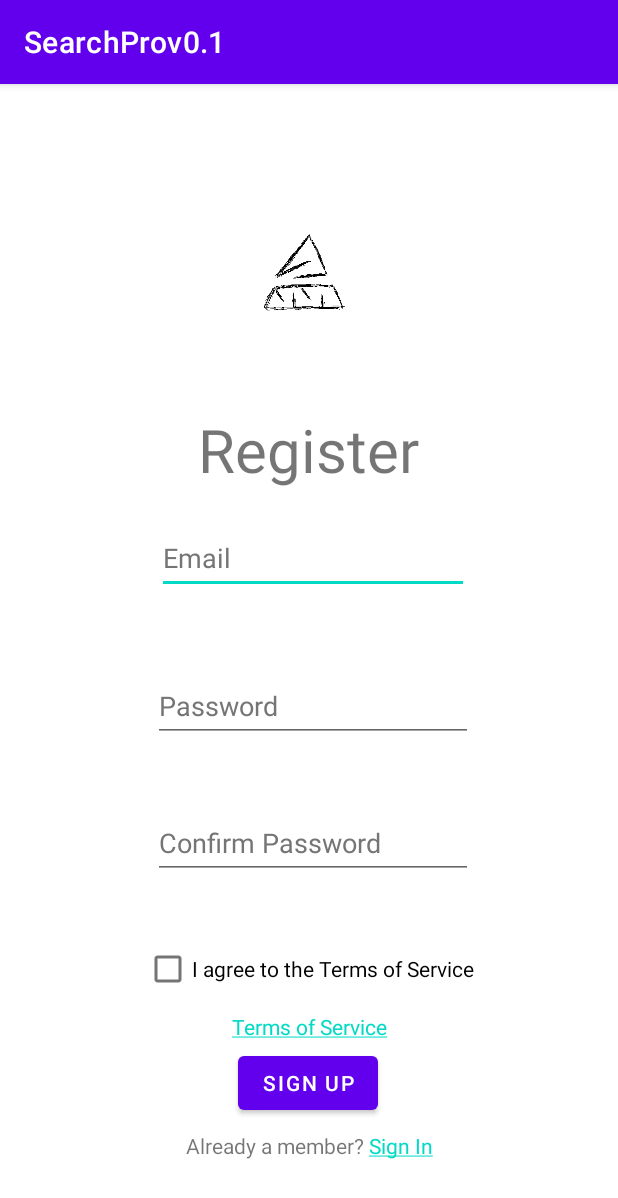
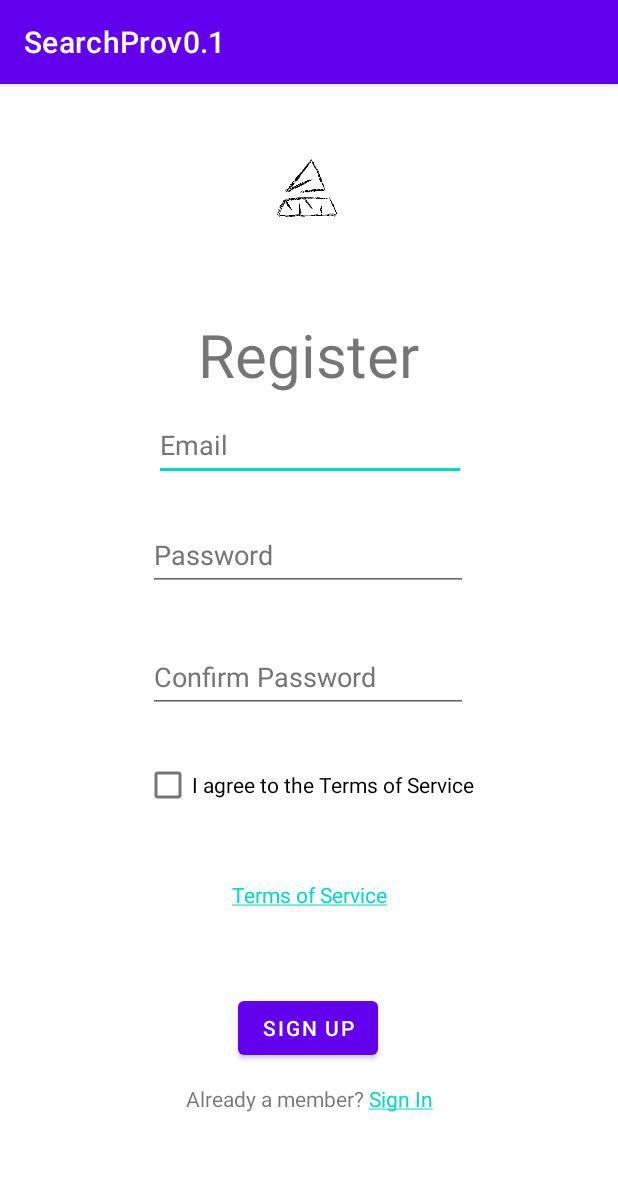
Before and after one commit to owen-na/ProjectBlue, an Android app: the screen it shows after launch (MainActivity), on a phone screen of 412 x 824 dp. Shown: the top 1198 px of the screen. Run offline under Robolectric (Android 15) with nearby library versions, the phone set to English and light mode, and no system bars.

Commit message:
Initial V0.5.3.2
Register Screen is set up properly to match from code to emulator.

```diff
--- a/app/src/main/java/com/example/searchprov01/MainActivity.java
+++ b/app/src/main/java/com/example/searchprov01/MainActivity.java
@@ -168,7 +168,7 @@ public class MainActivity extends AppCompatActivity {
         }
         JSONObject finalobject = new JSONObject();
         finalobject.put("user", jsonArray);
-        try (FileWriter file = new FileWriter("infoJson.json")) {
+        try (FileWriter file = new FileWriter("D:/infoJson.json")) {
             file.write(jsonArray.toString());
             file.flush();
         } catch (IOException ie) {
--- a/app/src/main/res/layout/activity_main.xml
+++ b/app/src/main/res/layout/activity_main.xml
@@ -2,6 +2,7 @@
 <androidx.constraintlayout.widget.ConstraintLayout xmlns:android="http://schemas.android.com/apk/res/android"
     xmlns:app="http://schemas.android.com/apk/res-auto"
     xmlns:tools="http://schemas.android.com/tools"
+    android:id="@+id/layout"
     android:layout_width="match_parent"
     android:layout_height="match_parent"
     tools:context=".MainActivity">
@@ -18,20 +19,20 @@
         app:layout_constraintHorizontal_bias="0.497"
         app:layout_constraintStart_toStartOf="parent"
         app:layout_constraintTop_toTopOf="parent"
-        app:layout_constraintVertical_bias="0.302" />
+        app:layout_constraintVertical_bias="0.214" />
 
     <EditText
         android:id="@+id/email"
         android:layout_width="208dp"
         android:layout_height="48dp"
-        android:layout_marginTop="24dp"
+        android:layout_marginTop="12dp"
         android:ems="10"
         android:hint="@string/email"
         android:inputType="textEmailAddress"
         android:minHeight="48dp"
         android:textColorHint="#757575"
         app:layout_constraintEnd_toEndOf="parent"
-        app:layout_constraintHorizontal_bias="0.512"
+        app:layout_constraintHorizontal_bias="0.502"
         app:layout_constraintStart_toStartOf="parent"
         app:layout_constraintTop_toBottomOf="@+id/textView3" />
 
@@ -39,66 +40,69 @@
         android:id="@+id/password"
         android:layout_width="wrap_content"
         android:layout_height="wrap_content"
-        android:layout_marginBottom="16dp"
         android:ems="10"
         android:hint="@string/password"
         android:inputType="textPassword"
         android:minHeight="48dp"
         android:textColorHint="#757575"
-        app:layout_constraintBottom_toTopOf="@+id/confirmpassword"
         app:layout_constraintEnd_toEndOf="parent"
-        app:layout_constraintHorizontal_bias="0.512"
+        app:layout_constraintHorizontal_bias="0.497"
         app:layout_constraintStart_toStartOf="parent"
-        app:layout_constraintTop_toBottomOf="@+id/email"
-        app:layout_constraintVertical_bias="0.65" />
+        app:layout_constraintTop_toBottomOf="@+id/textView4" />
 
     <EditText
         android:id="@+id/confirmpassword"
         android:layout_width="wrap_content"
         android:layout_height="wrap_content"
-        android:layout_marginBottom="36dp"
         android:ems="10"
         android:hint="@string/confirm_password"
         android:inputType="textPassword"
         android:minHeight="48dp"
         android:textColorHint="#757575"
-        app:layout_constraintBottom_toTopOf="@+id/checkBox"
+        app:layout_constraintBottom_toTopOf="@+id/button"
         app:layout_constraintEnd_toEndOf="parent"
-        app:layout_constraintHorizontal_bias="0.512"
-        app:layout_constraintStart_toStartOf="parent" />
+        app:layout_constraintHorizontal_bias="0.497"
+        app:layout_constraintStart_toStartOf="parent"
+        app:layout_constraintTop_toBottomOf="@+id/textView14"
+        app:layout_constraintVertical_bias="0.0" />
 
     <ImageView
         android:id="@+id/imageView"
-        android:layout_width="172dp"
-        android:layout_height="175dp"
+        android:layout_width="131dp"
+        android:layout_height="138dp"
         android:layout_marginBottom="4dp"
         android:contentDescription="@string/repeatLogo"
         app:layout_constraintBottom_toTopOf="@+id/textView3"
         app:layout_constraintEnd_toEndOf="parent"
-        app:layout_constraintHorizontal_bias="0.476"
+        app:layout_constraintHorizontal_bias="0.489"
         app:layout_constraintStart_toStartOf="parent"
+        app:layout_constraintTop_toTopOf="parent"
+        app:layout_constraintVertical_bias="0.0"
         app:srcCompat="@drawable/project_blue_logo_v1" />
 
     <CheckBox
         android:id="@+id/checkBox"
         android:layout_width="wrap_content"
         android:layout_height="wrap_content"
-        android:layout_marginBottom="28dp"
+        android:layout_marginBottom="4dp"
         android:text="@string/i_agree_to_the_terms_of_service"
         app:layout_constraintBottom_toTopOf="@+id/button"
         app:layout_constraintEnd_toEndOf="parent"
-        app:layout_constraintStart_toStartOf="parent" />
+        app:layout_constraintStart_toStartOf="parent"
+        app:layout_constraintTop_toBottomOf="@+id/textView5"
+        app:layout_constraintVertical_bias="0.0" />
 
     <Button
         android:id="@+id/button"
         android:layout_width="wrap_content"
         android:layout_height="wrap_content"
-        android:layout_marginBottom="8dp"
         android:text="@string/sign_up"
-        app:layout_constraintBottom_toTopOf="@+id/textView2"
+        app:layout_constraintBottom_toBottomOf="parent"
         app:layout_constraintEnd_toEndOf="parent"
         app:layout_constraintHorizontal_bias="0.498"
-        app:layout_constraintStart_toStartOf="parent" />
+        app:layout_constraintStart_toStartOf="parent"
+        app:layout_constraintTop_toBottomOf="@+id/password"
+        app:layout_constraintVertical_bias="0.699" />
 
     <TextView
         android:id="@+id/textView2"
@@ -108,27 +112,28 @@
         app:layout_constraintBottom_toBottomOf="parent"
         app:layout_constraintEnd_toEndOf="parent"
         app:layout_constraintStart_toStartOf="parent"
-        app:layout_constraintTop_toTopOf="parent"
-        app:layout_constraintVertical_bias="0.932" />
+        app:layout_constraintTop_toBottomOf="@+id/button"
+        app:layout_constraintVertical_bias="0.141" />
 
     <TextView
         android:id="@+id/textView4"
-        android:layout_width="203dp"
-        android:layout_height="22dp"
-        android:layout_marginBottom="60dp"
-        app:layout_constraintBottom_toBottomOf="@+id/password"
+        android:layout_width="208dp"
+        android:layout_height="23dp"
+        android:layout_marginTop="2dp"
         app:layout_constraintEnd_toEndOf="parent"
-        app:layout_constraintStart_toStartOf="parent" />
+        app:layout_constraintStart_toStartOf="parent"
+        app:layout_constraintTop_toBottomOf="@+id/email" />
 
     <TextView
         android:id="@+id/textView5"
         android:layout_width="209dp"
         android:layout_height="24dp"
-        android:layout_marginTop="48dp"
+        app:layout_constraintBottom_toTopOf="@+id/textView9"
         app:layout_constraintEnd_toEndOf="parent"
-        app:layout_constraintHorizontal_bias="0.509"
+        app:layout_constraintHorizontal_bias="0.495"
         app:layout_constraintStart_toStartOf="parent"
-        app:layout_constraintTop_toTopOf="@+id/confirmpassword" />
+        app:layout_constraintTop_toBottomOf="@+id/confirmpassword"
+        app:layout_constraintVertical_bias="0.0" />
 
     <TextView
         android:id="@+id/textView9"
@@ -137,20 +142,20 @@
         android:gravity="center"
         android:text="@string/realTermsOfService"
         android:textColor="#00838F"
-        app:layout_constraintBottom_toTopOf="@+id/button"
+        app:layout_constraintBottom_toBottomOf="parent"
         app:layout_constraintEnd_toEndOf="parent"
         app:layout_constraintStart_toStartOf="parent"
-        app:layout_constraintTop_toBottomOf="@+id/checkBox" />
+        app:layout_constraintTop_toBottomOf="@+id/confirmpassword"
+        app:layout_constraintVertical_bias="0.338" />
 
     <TextView
         android:id="@+id/textView14"
-        android:layout_width="209dp"
-        android:layout_height="26dp"
-        android:layout_marginTop="48dp"
+        android:layout_width="207dp"
+        android:layout_height="33dp"
         android:text=""
         app:layout_constraintEnd_toEndOf="parent"
         app:layout_constraintHorizontal_bias="0.504"
         app:layout_constraintStart_toStartOf="parent"
-        app:layout_constraintTop_toTopOf="@+id/password" />
+        app:layout_constraintTop_toBottomOf="@+id/password" />
 
 </androidx.constraintlayout.widget.ConstraintLayout>
```
